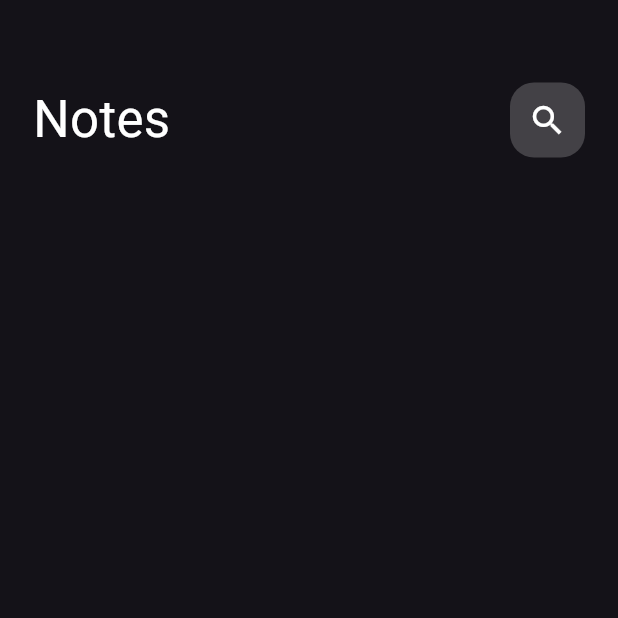
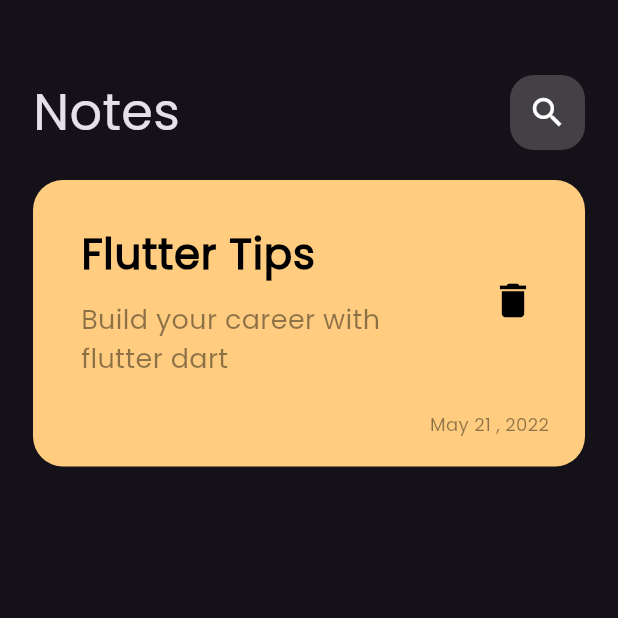
Before and after one commit to AhmedMaresh/notes_app, a Flutter app: the screen it shows after launch, on a phone screen of 412 x 824 dp, the top half of it. Run offline on Flutter 3.47's test engine with Material 3 defaults, Android fonts, the phone set to English and light mode, and no system bars.

Commit message:
create note item

```diff
--- a/lib/main.dart
+++ b/lib/main.dart
@@ -12,7 +12,7 @@ class NotesApp extends StatelessWidget {
   Widget build(BuildContext context) {
     return MaterialApp(
       debugShowCheckedModeBanner: false,
-      theme: ThemeData.dark(),
+      theme: ThemeData(brightness: Brightness.dark, fontFamily: 'Poppins'),
       home: const NotesView(),
     );
   }
--- a/lib/views/widgets/custom_appbar.dart
+++ b/lib/views/widgets/custom_appbar.dart
@@ -10,11 +10,7 @@ class CustomAppBar extends StatelessWidget {
       children: const [
         Text(
           'Notes',
-          style: TextStyle(
-            color: Colors.white,
-            fontSize: 34,
-            fontWeight: FontWeight.w400,
-          ),
+          style: TextStyle(fontSize: 34, fontWeight: FontWeight.w400),
         ),
         Spacer(),
         CustomIcon(),
--- /dev/null
+++ b/lib/views/widgets/custom_note_item.dart
@@ -0,0 +1,49 @@
+import 'package:flutter/material.dart';
+
+class NoteItem extends StatelessWidget {
+  const NoteItem({super.key});
+
+  @override
+  Widget build(BuildContext context) {
+    return Container(
+      padding: EdgeInsets.only(top: 20, bottom: 20, left: 16),
+      decoration: BoxDecoration(
+        borderRadius: BorderRadius.circular(20),
+        color: Color(0xffFFCC80),
+      ),
+      child: Column(
+        crossAxisAlignment: CrossAxisAlignment.end,
+        children: [
+          ListTile(
+            title: Text(
+              'Flutter Tips',
+              style: TextStyle(
+                color: Colors.black,
+                fontSize: 28,
+                fontWeight: FontWeight.w600,
+              ),
+            ),
+            subtitle: Padding(
+              padding: const EdgeInsets.only(top: 10),
+              child: Text(
+                'Build your career with flutter dart',
+                style: TextStyle(color: Colors.black45, fontSize: 18),
+              ),
+            ),
+            trailing: IconButton(
+              onPressed: () {},
+              icon: Icon(Icons.delete, color: Colors.black, size: 30),
+            ),
+          ),
+          Padding(
+            padding: const EdgeInsets.only(right: 24, top: 14),
+            child: Text(
+              'May 21 , 2022',
+              style: TextStyle(color: Colors.black45, fontSize: 12),
+            ),
+          ),
+        ],
+      ),
+    );
+  }
+}
--- a/lib/views/widgets/notes_view_body.dart
+++ b/lib/views/widgets/notes_view_body.dart
@@ -1,5 +1,6 @@
 import 'package:flutter/material.dart';
 import 'package:notes_app/views/widgets/custom_appbar.dart';
+import 'package:notes_app/views/widgets/custom_note_item.dart';
 
 class NotesViewBody extends StatelessWidget {
   const NotesViewBody({super.key});
@@ -8,7 +9,14 @@ class NotesViewBody extends StatelessWidget {
   Widget build(BuildContext context) {
     return Padding(
       padding: const EdgeInsets.symmetric(horizontal: 22),
-      child: Column(children: const [SizedBox(height: 55), CustomAppBar()]),
+      child: Column(
+        children: const [
+          SizedBox(height: 50),
+          CustomAppBar(),
+          SizedBox(height: 20),
+          NoteItem(),
+        ],
+      ),
     );
   }
 }
```
Also changed, not shown: pubspec.yaml (+4 -11 lines), assets/fonts/Poppins-Regular.ttf (added).
